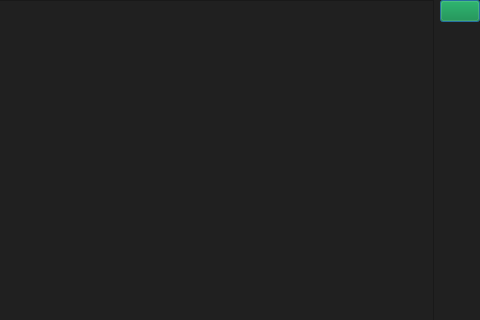
This is forms/ui_history.ui in brandonzorn/Nlight as Qt 5 draws it before an edit; both pictures show x 174 to 654 and y 0 to 320 of the 654 by 487 pixel window. The edited form follows.
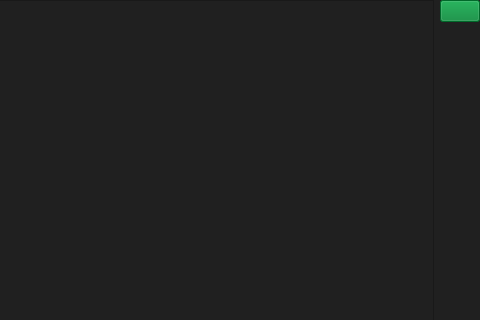
This is the edited form. Icons and pictures are not drawn.

Patch:
```diff
--- a/forms/ui_history.ui
+++ b/forms/ui_history.ui
@@ -67,6 +67,15 @@
        </color>
       </brush>
      </colorrole>
+     <colorrole role="Highlight">
+      <brush brushstyle="SolidPattern">
+       <color alpha="255">
+        <red>0</red>
+        <green>133</green>
+        <blue>52</blue>
+       </color>
+      </brush>
+     </colorrole>
      <colorrole role="PlaceholderText">
       <brush brushstyle="SolidPattern">
        <color alpha="255">
@@ -132,6 +141,15 @@
        </color>
       </brush>
      </colorrole>
+     <colorrole role="Highlight">
+      <brush brushstyle="SolidPattern">
+       <color alpha="255">
+        <red>0</red>
+        <green>133</green>
+        <blue>52</blue>
+       </color>
+      </brush>
+     </colorrole>
      <colorrole role="PlaceholderText">
       <brush brushstyle="SolidPattern">
        <color alpha="255">
@@ -197,6 +215,15 @@
        </color>
       </brush>
      </colorrole>
+     <colorrole role="Highlight">
+      <brush brushstyle="SolidPattern">
+       <color alpha="255">
+        <red>0</red>
+        <green>133</green>
+        <blue>52</blue>
+       </color>
+      </brush>
+     </colorrole>
      <colorrole role="PlaceholderText">
       <brush brushstyle="SolidPattern">
        <color alpha="255">
@@ -214,6 +241,7 @@
   </property>
   <property name="styleSheet">
    <string notr="true">color: rgb(255, 255, 255);
+selection-background-color: rgb(0, 133, 52);
 background-color: rgb(32, 32, 32);</string>
   </property>
   <layout class="QHBoxLayout" name="horizontalLayout">
```
